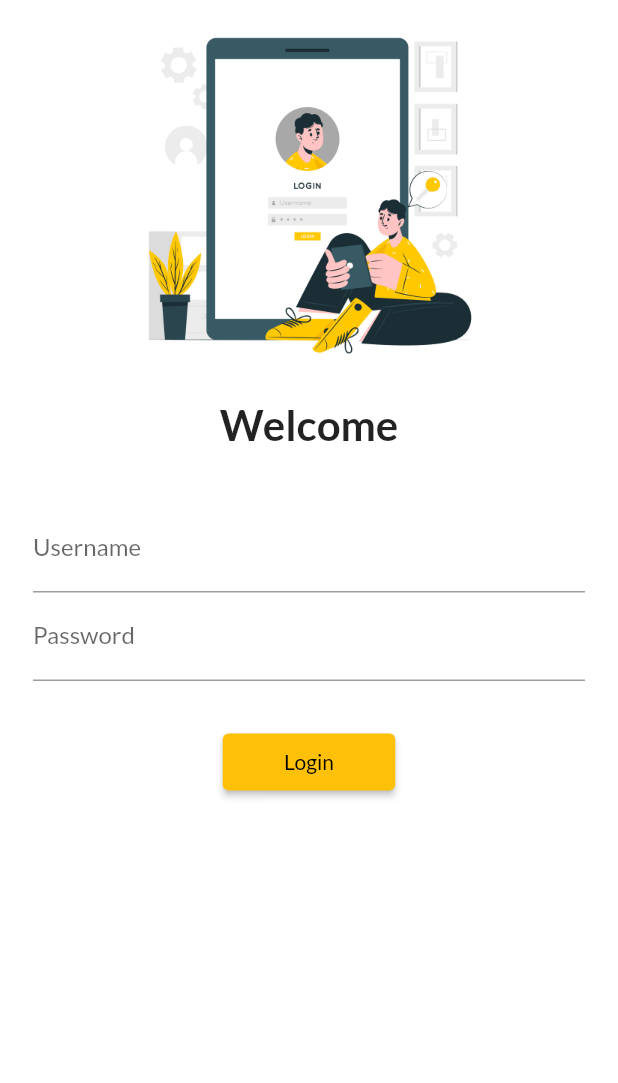
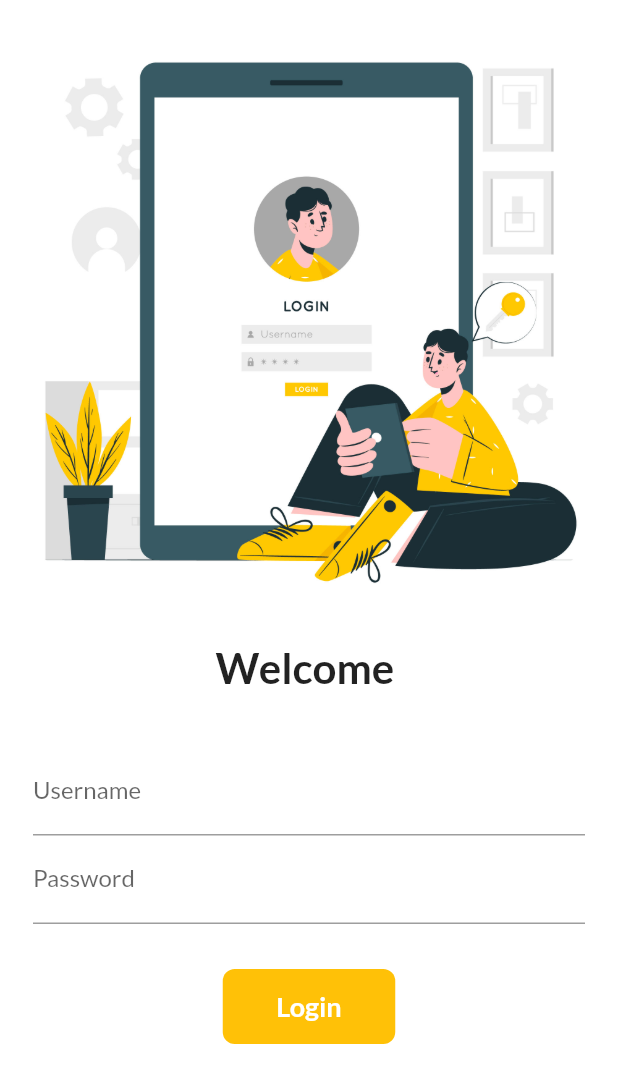
Before and after one commit to MuhammadHaiderSharif/Learning-Flutter, a Flutter app: the screen it shows after launch, on a phone screen of 412 x 824 dp. Shown: the top 1083 px of the screen. Run offline on Flutter 3.47's test engine with Material 2 defaults, Android fonts, the phone set to English and light mode, and no system bars; our stand-ins replace google_fonts.

Commit message:
Day-6 completed

```diff
--- a/lib/pages/login_page.dart
+++ b/lib/pages/login_page.dart
@@ -1,27 +1,34 @@
 import 'package:flutter/material.dart';
 import 'package:flutter_catalog/utils/routes.dart';
 
-class LoginPage extends StatelessWidget {
+class LoginPage extends StatefulWidget {
   const LoginPage({Key? key}) : super(key: key);
 
   @override
+  State<LoginPage> createState() => _LoginPageState();
+}
+
+class _LoginPageState extends State<LoginPage> {
+  String name = "";
+  bool changeButton = false;
+
+  @override
   Widget build(BuildContext context) {
-    return Material(
-        color: Colors.white,
-        child: SafeArea(
+    return Scaffold(
+        backgroundColor: Colors.white,
+        body: SafeArea(
           child: SingleChildScrollView(
             child: Column(
               children: [
                 Image.asset(
                   "assets/images/login_image.jpg",
                   fit: BoxFit.cover,
-                  height: 250,
                 ),
                 SizedBox(
                   height: 16.0,
                 ),
                 Text(
-                  "Welcome",
+                  "Welcome $name",
                   style: TextStyle(fontSize: 28, fontWeight: FontWeight.bold),
                 ),
                 Padding(
@@ -33,6 +40,10 @@ class LoginPage extends StatelessWidget {
                         decoration: InputDecoration(
                             hintText: "Enter your username",
                             labelText: "Username"),
+                        onChanged: (value) {
+                          name = value;
+                          setState(() {});
+                        },
                       ),
                       TextFormField(
                         obscureText: true,
@@ -43,13 +54,44 @@ class LoginPage extends StatelessWidget {
                       SizedBox(
                         height: 30.0,
                       ),
-                      ElevatedButton(
-                        onPressed: () {
+                      InkWell(
+                        onTap: (() async {
+                          setState(() {
+                            changeButton = true;
+                          });
+                          await Future.delayed(Duration(milliseconds: 1));
                           Navigator.pushNamed(context, MyRoutes.homeRoute);
-                        },
-                        child: Text("Login"),
-                        style: TextButton.styleFrom(minimumSize: Size(115, 38)),
-                      )
+                        }),
+                        splashColor: Colors.black,
+                        child: AnimatedContainer(
+                          duration: Duration(seconds: 1),
+                          width: changeButton ? 50 : 115,
+                          height: 50,
+                          child: Center(
+                              child: changeButton
+                                  ? Icon(Icons.done)
+                                  : Text(
+                                      "Login",
+                                      style: TextStyle(
+                                          color: Colors.white,
+                                          fontWeight: FontWeight.bold,
+                                          fontSize: 18),
+                                    )),
+                          decoration: BoxDecoration(
+                            color: Colors.amber,
+                            // shape: changeButton? BoxShape.circle: BoxShape.rectangle,
+                            borderRadius:
+                                BorderRadius.circular(changeButton ? 50 : 8),
+                          ),
+                        ),
+                      ),
+                      // ElevatedButton(
+                      //   onPressed: () {
+                      //     Navigator.pushNamed(context, MyRoutes.homeRoute);
+                      //   },
+                      //   child: Text("Login"),
+                      //   style: TextButton.styleFrom(minimumSize: Size(115, 38)),
+                      // )
                     ],
                   ),
                 ),
```
